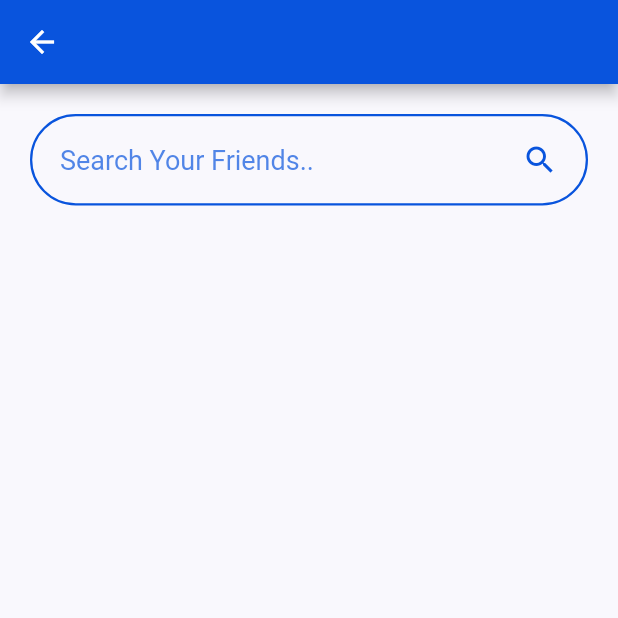
After one commit to CharwekarAkshay/chat_ui, a Flutter app: the UserDashboardScreen screen opened directly with sample values from the repository, after a tap on the "search" icon, on a phone screen of 412 x 824 dp, the top half of it. The commit adds this screen. Run offline on Flutter 3.47's test engine with Material 2 defaults, Android fonts, the phone set to English and light mode, and no system bars; our stand-ins replace connectivity, data_connection_checker, flutter_svg.

Commit message:
Started creating search screen

```diff
--- a/lib/components/user_with_avatar_and_greetings.dart
+++ b/lib/components/user_with_avatar_and_greetings.dart
@@ -1,6 +1,7 @@
 import 'package:chat_ui/components/components.dart';
 import 'package:chat_ui/constants.dart';
 import 'package:chat_ui/modals/user.dart';
+import 'package:chat_ui/screens/screens.dart';
 import 'package:flutter/material.dart';
 import 'package:chat_ui/services/services.dart';
 
@@ -36,9 +37,13 @@ class UserWithAvatarAndGreeting extends StatelessWidget {
           ProfileAvatar(
             assetImage: AvatarService.getAvatarUrlWithId(user.avatarId),
           ),
-          Container(
+          Expanded(
+            child: Container(
               padding: const EdgeInsets.symmetric(horizontal: kDefaultPadding),
-            child: Column(
+              child: Row(
+                mainAxisAlignment: MainAxisAlignment.spaceBetween,
+                children: [
+                  Column(
                     mainAxisAlignment: MainAxisAlignment.center,
                     crossAxisAlignment: CrossAxisAlignment.start,
                     children: [
@@ -61,6 +66,26 @@ class UserWithAvatarAndGreeting extends StatelessWidget {
                       ),
                     ],
                   ),
+                  Container(
+                    padding: const EdgeInsets.all(kDefaultPadding / 2),
+                    decoration: BoxDecoration(
+                      color: kBackgroundColor,
+                      shape: BoxShape.circle,
+                    ),
+                    child: InkWell(
+                      onTap: () {
+                        Navigator.of(context)
+                            .pushNamed(SearchUserScreen.routeName);
+                      },
+                      child: Icon(
+                        Icons.search,
+                        color: kTextColor,
+                      ),
+                    ),
+                  ),
+                ],
+              ),
+            ),
           ),
         ],
       ),
--- a/lib/main.dart
+++ b/lib/main.dart
@@ -7,7 +7,7 @@ void main() {
 }
 
 class MyApp extends StatelessWidget {
-@override
+  @override
   Widget build(BuildContext context) {
     return MaterialApp(
       title: 'ChatApp UI',
@@ -22,6 +22,7 @@ class MyApp extends StatelessWidget {
         SignInScreen.routeName: (context) => SignInScreen(),
         SignUpScreen.routeName: (context) => SignUpScreen(),
         UserDashboardScreen.routeName: (context) => UserDashboardScreen(),
+        SearchUserScreen.routeName: (context) => SearchUserScreen(),
       },
     );
   }
--- a/lib/screens/screens.dart
+++ b/lib/screens/screens.dart
@@ -2,3 +2,4 @@ export 'welcome_screen.dart';
 export 'signin_screen.dart';
 export 'signup_screen.dart';
 export 'user_dashboard_screen.dart';
+export 'search_user_screen.dart';
--- /dev/null
+++ b/lib/screens/search_user_screen.dart
@@ -0,0 +1,178 @@
+import 'package:chat_ui/constants.dart';
+import 'package:flutter/material.dart';
+
+class SearchUserScreen extends StatefulWidget {
+  static const routeName = '/search-user';
+
+  @override
+  _SearchUserScreenState createState() => _SearchUserScreenState();
+}
+
+class _SearchUserScreenState extends State<SearchUserScreen> {
+  FocusNode _searchFocusNode = new FocusNode();
+
+  TextEditingController _searchTextEditingController =
+      new TextEditingController();
+
+  @override
+  void dispose() {
+    _searchFocusNode.dispose();
+    super.dispose();
+  }
+
+  @override
+  Widget build(BuildContext context) {
+    return Scaffold(
+      appBar: AppBar(
+        backgroundColor: kThemeColor,
+      ),
+      body: Container(
+        color: kBackgroundColor,
+        child: Padding(
+          padding: const EdgeInsets.symmetric(
+            horizontal: kDefaultPadding,
+            vertical: kDefaultPadding,
+          ),
+          child: Column(
+            children: [
+              Expanded(
+                child: TextField(
+                  decoration: InputDecoration(
+                    hintText: 'Search Your Friends..',
+                    hintStyle: TextStyle(
+                      color: kThemeColor.withOpacity(0.7),
+                    ),
+                    border: OutlineInputBorder(
+                      borderRadius: BorderRadius.circular(40),
+                      borderSide: BorderSide(
+                        color: kThemeColor,
+                        style: BorderStyle.solid,
+                        width: 1.5,
+                      ),
+                    ),
+                    enabledBorder: OutlineInputBorder(
+                      borderRadius: BorderRadius.circular(40),
+                      borderSide: BorderSide(
+                        color: kThemeColor,
+                        style: BorderStyle.solid,
+                        width: 1.5,
+                      ),
+                    ),
+                    focusedBorder: OutlineInputBorder(
+                      borderRadius: BorderRadius.circular(40),
+                      borderSide: BorderSide(
+                        color: kThemeColor,
+                        style: BorderStyle.solid,
+                        width: 2,
+                      ),
+                    ),
+                    contentPadding: const EdgeInsets.all(kDefaultPadding),
+                    suffixIcon: GestureDetector(
+                      child: Padding(
+                        padding: const EdgeInsets.symmetric(
+                          vertical: kDefaultPadding / 2,
+                          horizontal: kDefaultPadding,
+                        ),
+                        child: Icon(
+                          Icons.search,
+                          color: kThemeColor,
+                        ),
+                      ),
+                      onTap: () {
+                        _searchFocusNode.unfocus();
+
+                        _searchFocusNode.canRequestFocus = false;
+
+                        // intiateSearch();
+
+                        Future.delayed(Duration(milliseconds: 100), () {
+                          _searchFocusNode.canRequestFocus = true;
+                        });
+                      },
+                    ),
+                  ),
+                  controller: _searchTextEditingController,
+                  focusNode: _searchFocusNode,
+                  textInputAction: TextInputAction.search,
+                  // onFieldSubmitted: onFieldSubmitted,
+                  // autovalidateMode: AutovalidateMode.onUserInteraction,
+                  // obscureText: obscureText,
+                  // validator: validator,
+                  style: TextStyle(
+                      color: kThemeColor.withOpacity(0.7), fontSize: 18),
+                ),
+              ),
+            ],
+          ),
+        ),
+      ),
+    );
+  }
+}
+
+class SimpleBackNavigation extends StatelessWidget {
+  const SimpleBackNavigation({
+    Key key,
+  }) : super(key: key);
+
+  @override
+  Widget build(BuildContext context) {
+    return Row(
+      children: [
+        IconButton(
+          icon: Icon(Icons.arrow_back),
+          iconSize: 30,
+          onPressed: () {
+            Navigator.of(context).pop();
+          },
+        )
+      ],
+    );
+  }
+}
+
+/*
+   TextField(
+                      style: TextStyle(
+                        color: kThemeColor,
+                        fontSize: 18,
+                      ),
+                      textInputAction: TextInputAction.search,
+                      focusNode: _searchFocusNode,
+                      controller: _searchTextEditingController,
+                      decoration: InputDecoration(
+                        hintText: 'Search Username',
+                        hintStyle: TextStyle(color: Colors.white54),
+                        contentPadding: EdgeInsets.symmetric(vertical: 15.0),
+                        focusedBorder: UnderlineInputBorder(
+                          borderSide: BorderSide(color: Colors.white),
+                        ),
+                        enabledBorder: UnderlineInputBorder(
+                          borderSide: BorderSide(color: Colors.white),
+                        ),
+                        suffixIcon: GestureDetector(
+                          child: Padding(
+                            padding: const EdgeInsets.all(2),
+                            child: Icon(
+                              Icons.search,
+                              color: Colors.white,
+                            ),
+                          ),
+                          onTap: () {
+                            _searchFocusNode.unfocus();
+
+                            _searchFocusNode.canRequestFocus = false;
+
+                            // intiateSearch();
+
+                            Future.delayed(Duration(milliseconds: 100), () {
+                              _searchFocusNode.canRequestFocus = true;
+                            });
+                          },
+                        ),
+                      ),
+                      onSubmitted: (_) {
+                        // intiateSearch();
+                      },
+                    ),
+ */
```
Lines whose indentation alone changed are shown as unchanged.
